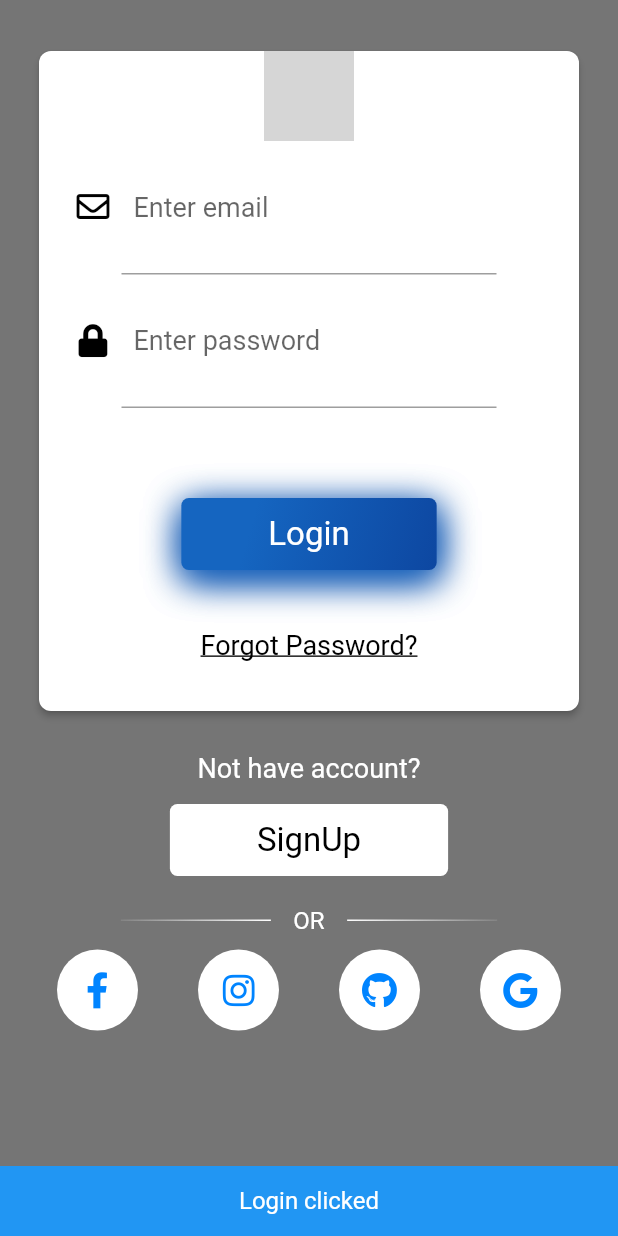
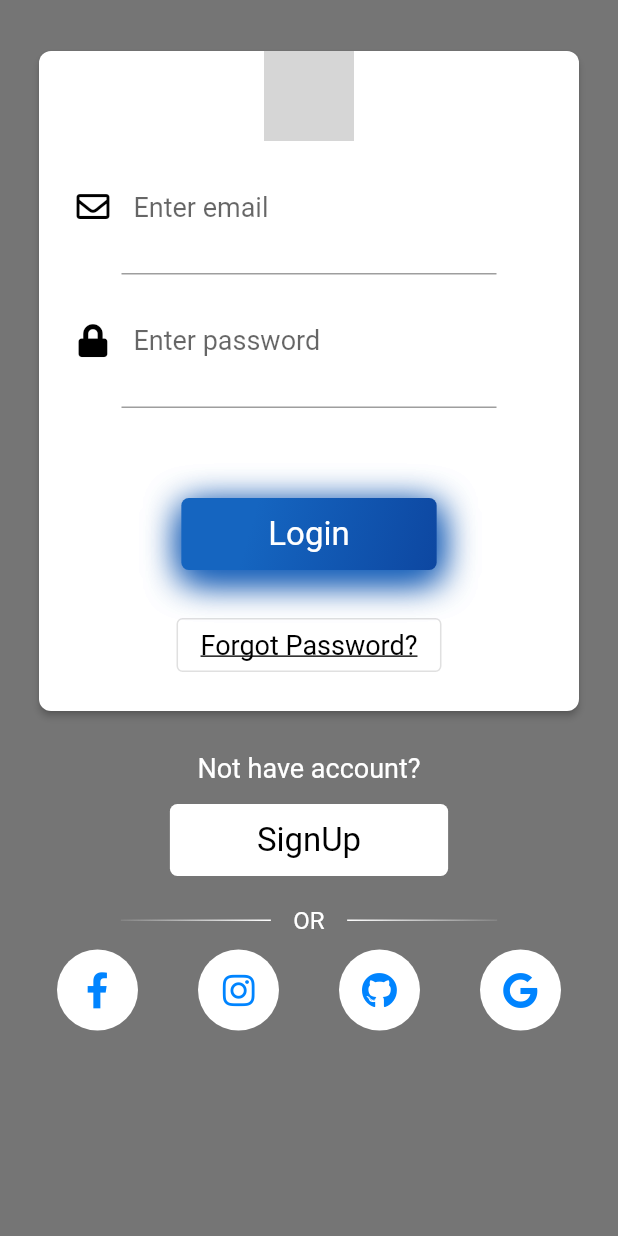
Before and after one commit to renzoproietti/gestionale-chalet, a Flutter app: the LoginWidget screen opened directly, after a tap on "Login", on a phone screen of 412 x 824 dp. Run offline on Flutter 3.47's test engine with Material 2 defaults, Android fonts, the phone set to English and light mode, and no system bars; our stand-ins replace firebase_auth, firebase_core, flutter_signin_button, font_awesome_flutter, google_sign_in, syncfusion_flutter_datepicker; accounts and stored records are empty; generated files the repository leaves out were written again; network calls fail; Roboto replaces fonts that are missing (SignikaRegular, SignikaSemiBold, WorkSansMedium); grey boxes are pictures that could not be loaded.

Commit message:
Problems cleanup

```diff
--- a/lib/assets/theme.dart
+++ b/lib/assets/theme.dart
@@ -1,16 +1,14 @@
-import 'dart:ui';
-
 import 'package:flutter/cupertino.dart';
 
 class AppColours {
   const AppColours();
 
-  static const Color colorStart = const Color(0xFF0d47a1);
-  static const Color colorEnd = const Color(0xFF1565c0);
+  static const Color colorStart = Color(0xFF0d47a1);
+  static const Color colorEnd = Color(0xFF1565c0);
 
-  static const buttonGradient = const LinearGradient(
-    colors: const [colorStart, colorEnd],
-    stops: const [0.0, 1.0],
+  static const buttonGradient = LinearGradient(
+    colors: [colorStart, colorEnd],
+    stops: [0.0, 1.0],
     begin: Alignment.topCenter,
     end: Alignment.bottomCenter,
   );
--- a/lib/controller/cart_handler.dart
+++ b/lib/controller/cart_handler.dart
@@ -56,7 +56,6 @@ class _CartState extends State<Cart> {
   }
 }
 
-const List<String> _categories = ["Ombrelloni", "Lettini", "Ristorante"];
 List<Widget> _children = [];
 Map<String, List<Widget>> _subChildren = {};
 
--- a/lib/controller/list_item_handler.dart
+++ b/lib/controller/list_item_handler.dart
@@ -1,5 +1,4 @@
 import 'package:Chalet/model/items.dart';
-import 'package:flutter/material.dart';
 
 ///Classe che gestisce il numero di oggetti selezionati in una sezione.
 ///L'hashmap [countMap] associa ad ogni tipo un contatore, che è il numero
--- a/lib/main.dart
+++ b/lib/main.dart
@@ -1,4 +1,3 @@
-import 'package:Chalet/view/home_page.dart';
 import 'package:firebase_core/firebase_core.dart';
 import 'package:flutter/material.dart';
 import 'package:Chalet/controller/internationalization/internationalization.dart';
--- a/lib/view/external/datepicker_dialog.dart
+++ b/lib/view/external/datepicker_dialog.dart
@@ -19,7 +19,7 @@ class CustomDatePickerState extends State<CustomDatePicker> {
       width: MediaQuery.of(context).size.width / 1.25,
       height: MediaQuery.of(context).size.height / 2.5,
       child: SfDateRangePicker(
-        monthViewSettings: DateRangePickerMonthViewSettings(firstDayOfWeek: 1),
+        monthViewSettings: const DateRangePickerMonthViewSettings(firstDayOfWeek: 1),
         controller: _controller,
         selectionMode: DateRangePickerSelectionMode.range,
         enablePastDates: false,
--- a/lib/view/login/login_widget.dart
+++ b/lib/view/login/login_widget.dart
@@ -15,8 +15,7 @@ class LoginWidget extends StatefulWidget {
 class LoginState extends State<LoginWidget> {
   final FocusNode focusEmail = FocusNode();
   final FocusNode focusPassword = FocusNode();
-  final GlobalKey<ScaffoldState> _mainScaffoldKey =
-  new GlobalKey<ScaffoldState>();
+  final GlobalKey<ScaffoldState> _mainScaffoldKey = GlobalKey<ScaffoldState>();
 
   final TextEditingController emailController = TextEditingController();
   final TextEditingController passwordController = TextEditingController();
@@ -27,31 +26,31 @@ class LoginState extends State<LoginWidget> {
         backgroundColor: Colors.black54,
         key: _mainScaffoldKey,
         body: Container(
-          padding: EdgeInsets.only(top: 30.0),
+          padding: const EdgeInsets.only(top: 30.0),
           child: Column(
             children: <Widget>[
               Stack(
-                clipBehavior: Clip.none, alignment: Alignment.topCenter,
+                clipBehavior: Clip.none,
+                alignment: Alignment.topCenter,
                 children: <Widget>[
                   Card(
                     elevation: 2.0,
                     color: Colors.white,
                     shape: RoundedRectangleBorder(
                         borderRadius: BorderRadius.circular(8.0)),
-                    child: Container(
+                    child: SizedBox(
                       width: 360.00,
                       height: 440.00,
                       child: Column(
                         children: <Widget>[
-                          Container(
-                              child: new Image(
+                          const Image(
                               width: 60.0,
                               height: 60.0,
                               fit: BoxFit.none,
-                                  image: new AssetImage(
-                                      'assets/images/android_new_logo.jpg'))),
+                              image: AssetImage(
+                                  'assets/images/android_new_logo.jpg')),
                           Padding(
-                            padding: EdgeInsets.only(
+                            padding: const EdgeInsets.only(
                                 top: 20.0,
                                 bottom: 20.0,
                                 left: 25.0,
@@ -60,11 +59,11 @@ class LoginState extends State<LoginWidget> {
                               focusNode: focusEmail,
                               controller: emailController,
                               keyboardType: TextInputType.emailAddress,
-                              style: TextStyle(
+                              style: const TextStyle(
                                   fontFamily: "SignikaSemiBold",
                                   fontSize: 16.0,
                                   color: Colors.black),
-                              decoration: InputDecoration(
+                              decoration: const InputDecoration(
                                   border: InputBorder.none,
                                   icon: Icon(
                                     FontAwesomeIcons.envelope,
@@ -83,7 +82,7 @@ class LoginState extends State<LoginWidget> {
                             color: Colors.grey,
                           ),
                           Padding(
-                            padding: EdgeInsets.only(
+                            padding: const EdgeInsets.only(
                                 top: 20.0,
                                 bottom: 20.0,
                                 left: 25.0,
@@ -91,11 +90,11 @@ class LoginState extends State<LoginWidget> {
                             child: TextField(
                               focusNode: focusPassword,
                               controller: passwordController,
-                              style: TextStyle(
+                              style: const TextStyle(
                                   fontFamily: "SignikaSemiBold",
                                   fontSize: 16.0,
                                   color: Colors.black),
-                              decoration: InputDecoration(
+                              decoration: const InputDecoration(
                                   border: InputBorder.none,
                                   icon: Icon(
                                     FontAwesomeIcons.lock,
@@ -114,8 +113,9 @@ class LoginState extends State<LoginWidget> {
                             color: Colors.grey,
                           ),
                           Container(
-                            margin: EdgeInsets.only(top: 60.0, bottom: 26.0),
-                            decoration: BoxDecoration(
+                            margin:
+                                const EdgeInsets.only(top: 60.0, bottom: 26.0),
+                            decoration: const BoxDecoration(
                                 borderRadius:
                                     BorderRadius.all(Radius.circular(5.0)),
                                 boxShadow: <BoxShadow>[
@@ -133,15 +133,15 @@ class LoginState extends State<LoginWidget> {
                                       AppColours.colorEnd,
                                       AppColours.colorStart
                                     ],
-                                    begin: const FractionalOffset(0.2, 0.2),
-                                    end: const FractionalOffset(1.0, 1.0),
+                                    begin: FractionalOffset(0.2, 0.2),
+                                    end: FractionalOffset(1.0, 1.0),
                                     stops: [0.1, 1.0],
                                     tileMode: TileMode.clamp)),
                             child: MaterialButton(
                               highlightColor: Colors.transparent,
                               splashColor: AppColours.colorEnd,
-                              child: Padding(
-                                padding: const EdgeInsets.symmetric(
+                              child: const Padding(
+                                padding: EdgeInsets.symmetric(
                                     vertical: 10.0, horizontal: 42.0),
                                 child: Text(
                                   "Login",
@@ -151,12 +151,12 @@ class LoginState extends State<LoginWidget> {
                                       fontSize: 22.0),
                                 ),
                               ),
-                              onPressed: () => displaySnackBar("Login clicked"),
+                              onPressed:
+                                  () {}, //displaySnackBar("Login clicked"),
                             ),
                           ),
-                          Container(
-                            child: FlatButton(
-                              child: Text(
+                          OutlinedButton(
+                            child: const Text(
                               "Forgot Password?",
                               style: TextStyle(
                                   decoration: TextDecoration.underline,
@@ -164,10 +164,8 @@ class LoginState extends State<LoginWidget> {
                                   fontSize: 18.0,
                                   fontFamily: "SignikaRegular"),
                             ),
-                              onPressed: () {
-                                displaySnackBar("Forgot clicked");
-                              },
-                            ),
+                            onPressed: () {},
+                            //displaySnackBar("Forgot clicked");
                           )
                         ],
                       ),
@@ -176,9 +174,9 @@ class LoginState extends State<LoginWidget> {
                 ],
               ),
               Padding(
-                padding: EdgeInsets.only(top: 10.0),
+                padding: const EdgeInsets.only(top: 10.0),
                 child: TextButton(
-                  child: Text(
+                  child: const Text(
                     "Not have account?",
                     style: TextStyle(
                         color: Colors.white,
@@ -189,20 +187,20 @@ class LoginState extends State<LoginWidget> {
                 ),
               ),
               Container(
-                decoration: BoxDecoration(
+                decoration: const BoxDecoration(
                     borderRadius: BorderRadius.all(Radius.circular(5.0)),
                     gradient: LinearGradient(
                         colors: [Colors.white, Colors.white],
-                        begin: const FractionalOffset(0.2, 0.2),
-                        end: const FractionalOffset(0.5, 0.5),
+                        begin: FractionalOffset(0.2, 0.2),
+                        end: FractionalOffset(0.5, 0.5),
                         stops: [0.1, 0.5],
                         tileMode: TileMode.clamp)),
                 child: MaterialButton(
                   highlightColor: Colors.transparent,
                   splashColor: Colors.white70,
-                  child: Padding(
-                    padding: const EdgeInsets.symmetric(
-                        vertical: 10.0, horizontal: 42.0),
+                  child: const Padding(
+                    padding:
+                        EdgeInsets.symmetric(vertical: 10.0, horizontal: 42.0),
                     child: Text(
                       "SignUp",
                       style: TextStyle(
@@ -220,26 +218,26 @@ class LoginState extends State<LoginWidget> {
                 ),
               ),
               Padding(
-                padding: EdgeInsets.only(top: 20.0),
+                padding: const EdgeInsets.only(top: 20.0),
                 child: Row(
                   mainAxisAlignment: MainAxisAlignment.center,
                   children: <Widget>[
                     Container(
-                      decoration: BoxDecoration(
-                        gradient: new LinearGradient(
+                      decoration: const BoxDecoration(
+                        gradient: LinearGradient(
                             colors: [
                               Colors.white10,
                               Colors.white,
                             ],
-                            begin: const FractionalOffset(0.0, 0.0),
-                            end: const FractionalOffset(1.0, 1.0),
+                            begin: FractionalOffset(0.0, 0.0),
+                            end: FractionalOffset(1.0, 1.0),
                             stops: [0.0, 1.0],
                             tileMode: TileMode.clamp),
                       ),
                       width: 100.0,
                       height: 1.0,
                     ),
-                    Padding(
+                    const Padding(
                       padding: EdgeInsets.only(left: 15.0, right: 15.0),
                       child: Text(
                         "OR",
@@ -251,14 +249,14 @@ class LoginState extends State<LoginWidget> {
                       ),
                     ),
                     Container(
-                      decoration: BoxDecoration(
-                        gradient: new LinearGradient(
+                      decoration: const BoxDecoration(
+                        gradient: LinearGradient(
                             colors: [
                               Colors.white,
                               Colors.white10,
                             ],
-                            begin: const FractionalOffset(0.0, 0.0),
-                            end: const FractionalOffset(1.0, 1.0),
+                            begin: FractionalOffset(0.0, 0.0),
+                            end: FractionalOffset(1.0, 1.0),
                             stops: [0.0, 1.0],
                             tileMode: TileMode.clamp),
                       ),
@@ -272,16 +270,16 @@ class LoginState extends State<LoginWidget> {
                 mainAxisAlignment: MainAxisAlignment.center,
                 children: <Widget>[
                   Padding(
-                    padding: EdgeInsets.only(top: 10.0, right: 40.0),
+                    padding: const EdgeInsets.only(top: 10.0, right: 40.0),
                     child: GestureDetector(
-                      onTap: () => displaySnackBar("Forgot clicked"),
+                      onTap: () {}, //displaySnackBar("Forgot clicked"),
                       child: Container(
                         padding: const EdgeInsets.all(15.0),
-                        decoration: new BoxDecoration(
+                        decoration: const BoxDecoration(
                           shape: BoxShape.circle,
                           color: Colors.white,
                         ),
-                        child: new Icon(
+                        child: const Icon(
                           FontAwesomeIcons.facebookF,
                           color: Color(0xFF0084ff),
                         ),
@@ -289,16 +287,16 @@ class LoginState extends State<LoginWidget> {
                     ),
                   ),
                   Padding(
-                    padding: EdgeInsets.only(top: 10.0, right: 40.0),
+                    padding: const EdgeInsets.only(top: 10.0, right: 40.0),
                     child: GestureDetector(
-                      onTap: () => displaySnackBar("Instagram clicked"),
+                      onTap: () {}, //displaySnackBar("Instagram clicked"),
                       child: Container(
                         padding: const EdgeInsets.all(15.0),
-                        decoration: new BoxDecoration(
+                        decoration: const BoxDecoration(
                           shape: BoxShape.circle,
                           color: Colors.white,
                         ),
-                        child: new Icon(
+                        child: const Icon(
                           FontAwesomeIcons.instagram,
                           color: Color(0xFF0084ff),
                         ),
@@ -306,16 +304,16 @@ class LoginState extends State<LoginWidget> {
                     ),
                   ),
                   Padding(
-                    padding: EdgeInsets.only(top: 10.0, right: 40.0),
+                    padding: const EdgeInsets.only(top: 10.0, right: 40.0),
                     child: GestureDetector(
-                      onTap: () => displaySnackBar("Github clicked"),
+                      onTap: () {}, //=> displaySnackBar("Github clicked"),
                       child: Container(
                         padding: const EdgeInsets.all(15.0),
-                        decoration: new BoxDecoration(
+                        decoration: const BoxDecoration(
                           shape: BoxShape.circle,
                           color: Colors.white,
                         ),
-                        child: new Icon(
+                        child: const Icon(
                           FontAwesomeIcons.github,
                           color: Color(0xFF0084ff),
                         ),
@@ -323,16 +321,16 @@ class LoginState extends State<LoginWidget> {
                     ),
                   ),
                   Padding(
-                    padding: EdgeInsets.only(top: 10.0),
+                    padding: const EdgeInsets.only(top: 10.0),
                     child: GestureDetector(
-                      onTap: () => displaySnackBar("Google clicked"),
+                      onTap: () {}, //=> displaySnackBar("Google clicked"),
                       child: Container(
                         padding: const EdgeInsets.all(15.0),
-                        decoration: new BoxDecoration(
+                        decoration: const BoxDecoration(
                           shape: BoxShape.circle,
                           color: Colors.white,
                         ),
-                        child: new Icon(
+                        child: const Icon(
                           FontAwesomeIcons.google,
                           color: Color(0xFF0084ff),
                         ),
@@ -345,17 +343,4 @@ class LoginState extends State<LoginWidget> {
           ),
         ));
   }
-
-  void displaySnackBar(String value) {
-    _mainScaffoldKey.currentState?.showSnackBar(new SnackBar(
-      content: new Text(
-        value,
-        textAlign: TextAlign.center,
-        style: TextStyle(
-            color: Colors.white, fontSize: 16.0, fontFamily: "SignikaRegular"),
-      ),
-      backgroundColor: Colors.blue,
-      duration: Duration(seconds: 3),
-    ));
 }
-}
--- a/lib/view/sections/sezione_eventi.dart
+++ b/lib/view/sections/sezione_eventi.dart
@@ -26,9 +26,9 @@ class _SezioneEventiState extends State<SezioneEventi> {
                 image: AssetImage("lib/assets/images/event_icon.png"),
                 width: 48,
                 height: 48),
-            innerPadding: EdgeInsets.all(18),
+            innerPadding: const EdgeInsets.all(18),
             page: 0,
-            animationTime: Duration(milliseconds: 600),
+            animationTime: const Duration(milliseconds: 600),
           ),
           Padding(
               padding: EdgeInsets.only(
--- a/lib/wrapper.dart
+++ b/lib/wrapper.dart
@@ -12,9 +12,9 @@ class Wrapper extends StatelessWidget {
   Widget build(BuildContext context) {
     User? user = Provider.of<User?>(context);
     if (user == null) {
-      return SignIn();
+      return const SignIn();
     } else {
-      return HomePage();
+      return const HomePage();
     }
   }
 }
```
Also changed, not shown: lib/authentication/authentication.dart (+1 -7 lines), lib/authentication/services/auth.dart (+4 -22 lines), lib/authentication/sign_in.dart (+24 -24 lines), lib/view/core/widgets_builder.dart (+9 -10 lines), lib/view/login/signup_widget.dart (+10 -10 lines), lib/view/sections/sezione_profilo.dart (+6 -9 lines). Lines whose indentation alone changed are shown as unchanged.
